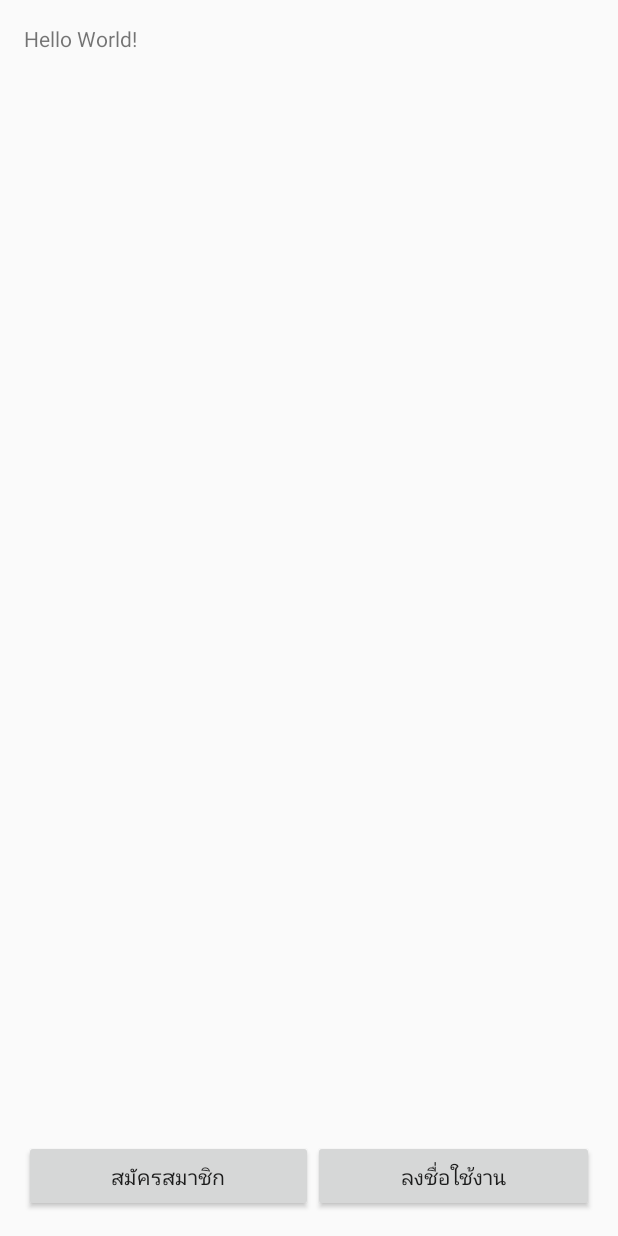
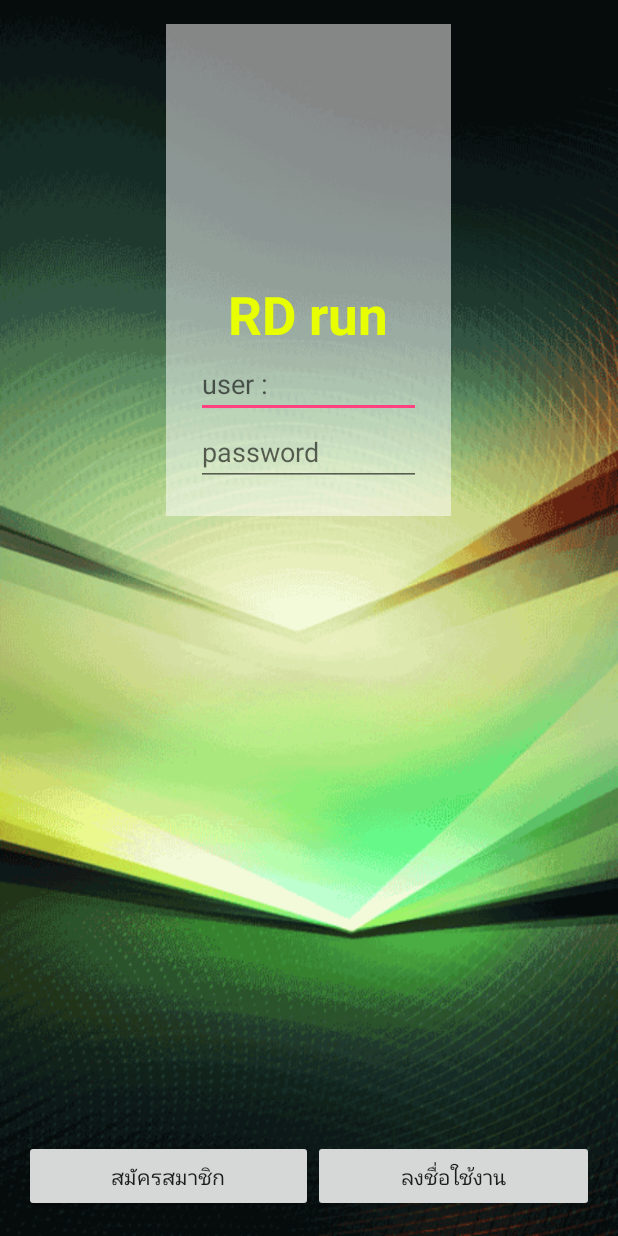
Before and after one commit to nongphat/RD-run, an Android app: the screen it shows after launch (MainActivity), on a phone screen of 412 x 824 dp. Run offline under Robolectric (Android 15) with nearby library versions, the phone set to English and light mode, and no system bars.

Commit message:
before break

```diff
--- a/app/src/main/AndroidManifest.xml
+++ b/app/src/main/AndroidManifest.xml
@@ -7,7 +7,7 @@
 
     <application
         android:allowBackup="true"
-        android:icon="@mipmap/ic_launcher"
+        android:icon="@drawable/doremon48"
         android:label="@string/app_name"
         android:supportsRtl="true"
         android:theme="@style/AppTheme">
--- a/app/src/main/java/rd/padungyat/nong/rdrun/MainActivity.java
+++ b/app/src/main/java/rd/padungyat/nong/rdrun/MainActivity.java
@@ -4,14 +4,32 @@ import android.content.Intent;
 import android.support.v7.app.AppCompatActivity;
 import android.os.Bundle;
 import android.view.View;
+import android.widget.EditText;
+import android.widget.ImageView;
 
 public class MainActivity extends AppCompatActivity {
+
+    //Explicit การประกาศตัวแปร
+    private ImageView imageView;
+    private EditText userEditText, passwordEditText;
+
 
     @Override
     protected void onCreate(Bundle savedInstanceState) {
         super.onCreate(savedInstanceState);
         setContentView(R.layout.activity_main);
+
+        //Bind Widget พิมพ์ ImageView findViewById(R.id.xxxxx) กดปุ่ม ctrl+Enter (เป็นการ Cache Data)
+        imageView = (ImageView) findViewById(R.id.imageView6);
+        userEditText = (EditText) findViewById(R.id.editText5);
+        passwordEditText = (EditText) findViewById(R.id.editText6);
+
+
     } //Main Method นี่คือ Method ซึ่งจะเก็บ Statement ไว้ (ต.ย.นี้มีทั้งหมด 2 statement)
+
+    public void clickSignInMain(View view) {
+
+    }// clickSignIn
 
     //Get Event from Click Button
     public void clickSignUpMain(View view) {
--- a/app/src/main/java/rd/padungyat/nong/rdrun/SignUpActivity.java
+++ b/app/src/main/java/rd/padungyat/nong/rdrun/SignUpActivity.java
@@ -28,8 +28,8 @@ public class SignUpActivity extends AppCompatActivity {
     private RadioButton avata1RadioButton, avata2RadioButton, avata3RadioButton, avata4RadioButton,
             avata5RadioButton;
     private String nameString,surnameString,userString, passwordString,avataString;
-    private static final String urlPHP = "http://swiftcodingthai.com/rd/add_user_nongphat.php";
-
+    //private static final String urlPHP = "http://swiftcodingthai.com/rd/add_user_master.php";
+    private static final String urlPHP = "http://swiftcodingthai.com/rd/add_user_nongphat_31Aug.php";
 
     @Override
     protected void onCreate(Bundle savedInstanceState) {
@@ -133,7 +133,7 @@ public class SignUpActivity extends AppCompatActivity {
 
         OkHttpClient okHttpClient = new OkHttpClient();
         // isAdd เป็นตัวแปรฝั่ง PHP
-        RequestBody requestBody = new FormEncodingBuilder()
+        final RequestBody requestBody = new FormEncodingBuilder()
                 .add("isAdd", "true")
                 .add("Name", nameString)
                 .add("Surname", surnameString)
@@ -152,6 +152,7 @@ public class SignUpActivity extends AppCompatActivity {
 
             @Override
             public void onResponse(Response response) throws IOException {
+                Log.d("31AugV1", "Result ==> " + response.body().string());
                 finish();
             }
         });
--- a/app/src/main/res/layout/activity_main.xml
+++ b/app/src/main/res/layout/activity_main.xml
@@ -7,12 +7,8 @@
     android:paddingLeft="@dimen/activity_horizontal_margin"
     android:paddingRight="@dimen/activity_horizontal_margin"
     android:paddingTop="@dimen/activity_vertical_margin"
-    tools:context="rd.padungyat.nong.rdrun.MainActivity">
-
-    <TextView
-        android:layout_width="wrap_content"
-        android:layout_height="wrap_content"
-        android:text="Hello World!" />
+    tools:context="rd.padungyat.nong.rdrun.MainActivity"
+    android:background="@drawable/bg19">
 
     <LinearLayout
         android:orientation="horizontal"
@@ -33,6 +29,48 @@
             android:layout_height="wrap_content"
             android:text="@string/signin"
             android:id="@+id/button2"
-            android:layout_weight="1" />
+            android:layout_weight="1"
+            android:onClick="clickSignInMain" />
+    </LinearLayout>
+
+    <LinearLayout
+        android:orientation="vertical"
+        android:layout_width="wrap_content"
+        android:layout_height="wrap_content"
+        android:layout_centerHorizontal="true"
+        android:padding="20dp"
+        android:gravity="center_horizontal"
+        android:background="#82ffffff">
+
+        <ImageView
+            android:layout_width="@dimen/icon"
+            android:layout_height="@dimen/icon"
+            android:id="@+id/imageView6" />
+
+        <TextView
+            android:layout_width="wrap_content"
+            android:layout_height="wrap_content"
+            android:text="@string/app_name"
+            android:id="@+id/textView7"
+            android:textSize="@dimen/h1"
+            android:textStyle="bold"
+            android:textColor="@color/text" />
+
+        <EditText
+            android:layout_width="match_parent"
+            android:layout_height="match_parent"
+            android:id="@+id/editText5"
+            android:inputType="text"
+            android:hint="user :"
+            android:linksClickable="false"
+            android:textColor="@color/text" />
+
+        <EditText
+            android:layout_width="match_parent"
+            android:layout_height="match_parent"
+            android:id="@+id/editText6"
+            android:inputType="textPassword"
+            android:hint="password"
+            android:textColor="@color/text" />
     </LinearLayout>
 </RelativeLayout>
--- a/app/src/main/res/values/colors.xml
+++ b/app/src/main/res/values/colors.xml
@@ -4,5 +4,5 @@
     <color name="colorPrimaryDark">#303F9F</color>
     <color name="colorAccent">#FF4081</color>
 
-    <color name="text">#E7FF00</color>
+    <color name="text">#e7ff00</color>
 </resources>
--- a/app/src/main/res/values/dimens.xml
+++ b/app/src/main/res/values/dimens.xml
@@ -5,5 +5,7 @@
 
     <dimen name="h1">35sp</dimen>
     <dimen name="h2">20sp</dimen>
+
+    <dimen name="icon">150dp</dimen>
     //dp ปรับขนาดตัวอักษรได้ตามขนาดจอ ส่วน Sp ถ้าเปิดฟังก์ชัพิเศษจะทำให้ตัวอักษรใหญ่แต่ layout คงเดิม
 </resources>
```
Also changed, not shown: app/src/main/res/drawable/speaker.png (added).
